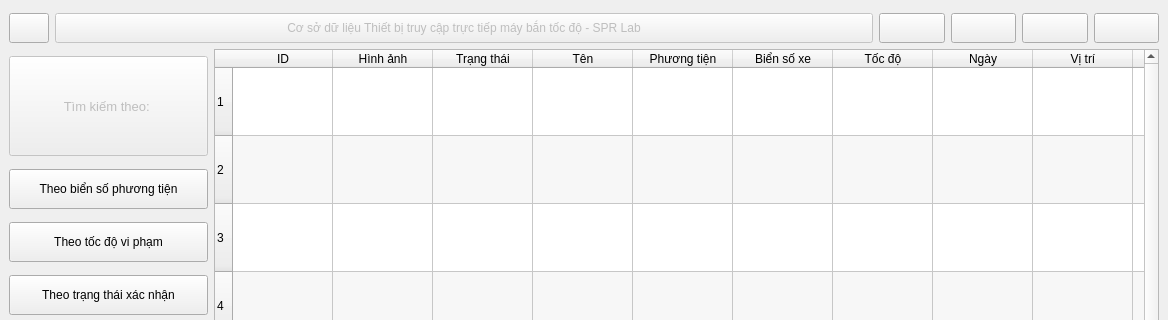
The window that search.ui (holy36/SPEEDCAM) describes before a commit, drawn with Qt 5; both pictures show x 0 to 1168 and y 0 to 320 of the 1168 by 792 pixel window.
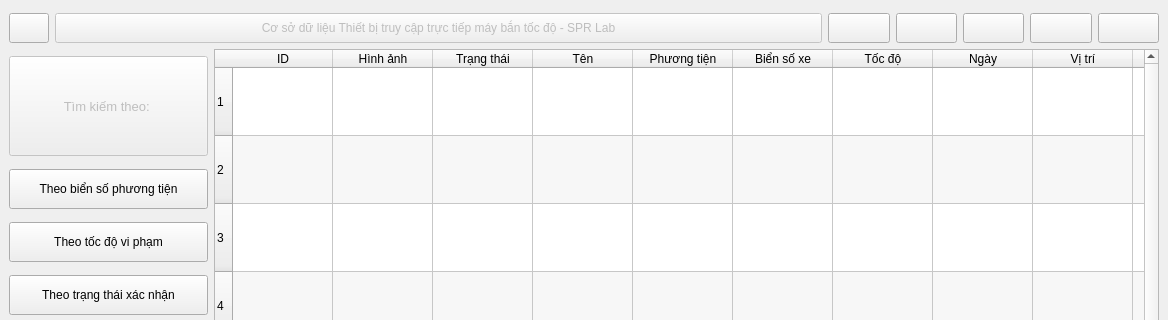
The same window after the commit.

The edit to the form file:
```diff
--- a/search.ui
+++ b/search.ui
@@ -21,7 +21,7 @@
        <number>0</number>
       </property>
       <item>
-       <layout class="QHBoxLayout" name="horizontalLayout_2" stretch="0,25,2,2,2,2">
+       <layout class="QHBoxLayout" name="horizontalLayout_2" stretch="0,25,2,2,2,2,2">
         <item>
          <widget class="QPushButton" name="showall">
           <property name="minimumSize">
@@ -51,6 +51,19 @@
           </property>
          </widget>
         </item>
+        <item>
+         <widget class="QPushButton" name="check_memory">
+          <property name="minimumSize">
+           <size>
+            <width>40</width>
+            <height>30</height>
+           </size>
+          </property>
+          <property name="text">
+           <string/>
+          </property>
+         </widget>
+        </item>
         <item>
          <widget class="QPushButton" name="instruction_button_search">
           <property name="minimumSize">
```
